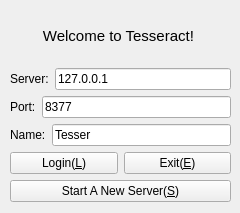
Before: the Qt Designer form Tesseract/loginwidget.ui in yvbbrjdr/Tesseract, drawn with Qt 5.
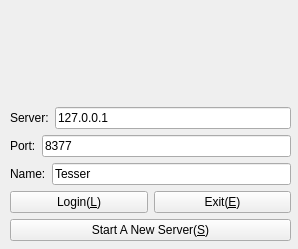
After: the same form once the commit is applied.

What changed in the file:
```diff
--- a/Tesseract/loginwidget.ui
+++ b/Tesseract/loginwidget.ui
@@ -6,8 +6,8 @@
    <rect>
     <x>0</x>
     <y>0</y>
-    <width>240</width>
-    <height>213</height>
+    <width>298</width>
+    <height>249</height>
    </rect>
   </property>
   <property name="font">
@@ -25,8 +25,8 @@
      <rect>
       <x>10</x>
       <y>10</y>
-      <width>221</width>
-      <height>192</height>
+      <width>281</width>
+      <height>231</height>
      </rect>
     </property>
     <layout class="QVBoxLayout" name="verticalLayout">
@@ -34,12 +34,9 @@
       <widget class="QLabel" name="label">
        <property name="font">
         <font>
-         <pointsize>11</pointsize>
+         <pointsize>15</pointsize>
         </font>
        </property>
-       <property name="text">
-        <string>Welcome to Tesseract! </string>
-       </property>
        <property name="alignment">
         <set>Qt::AlignCenter</set>
        </property>
```
